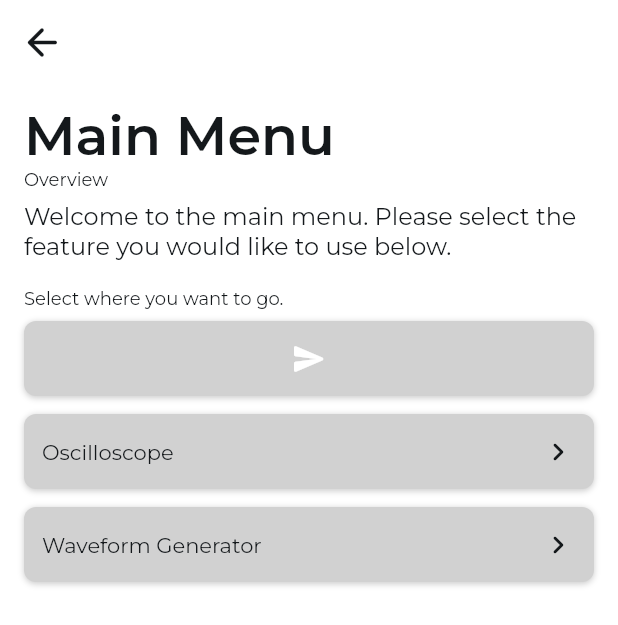
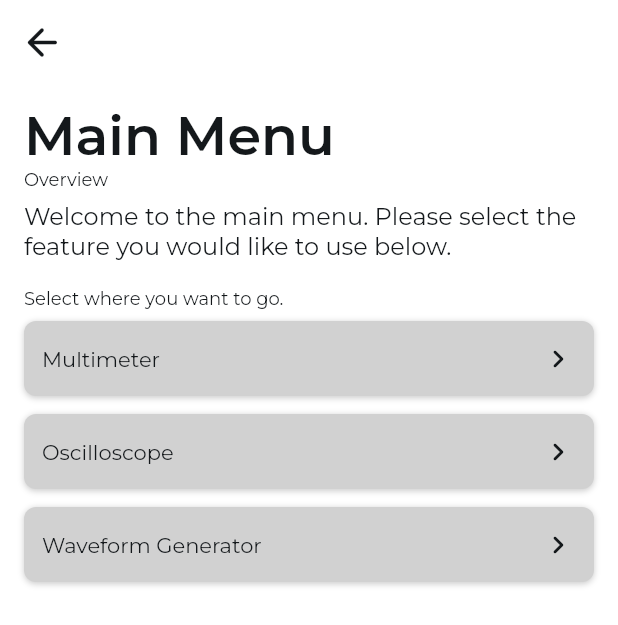
Before and after one commit to l-diazsantini/again, a Flutter app: the MainMenuWidget screen opened by its route, on a phone screen of 412 x 824 dp. Shown: the top 625 px of the screen. Run offline on Flutter 3.47's test engine with Material 3 defaults, Android fonts, the phone set to English and light mode, and no system bars; our stand-ins replace auto_size_text, fl_chart, flutter_animate, flutter_blue_plus, font_awesome_flutter, from_css_color and 6 more; missing offline and left inert: json_path; accounts and stored records are empty.

```diff
--- a/lib/pages/device_list/device_list_widget.dart
+++ b/lib/pages/device_list/device_list_widget.dart
@@ -259,7 +259,7 @@ class _DeviceListWidgetState extends State<DeviceListWidget>
                                                         Colors.transparent,
                                                     onTap: () async {
                                                       context.pushNamed(
-                                                        'MainMenu',
+                                                        'DemoPage',
                                                         queryParameters: {
                                                           'deviceName':
                                                               serializeParam(
@@ -576,7 +576,7 @@ class _DeviceListWidgetState extends State<DeviceListWidget>
                                                         });
 
                                                         context.pushNamed(
-                                                          'MainMenu',
+                                                          'DemoPage',
                                                           queryParameters: {
                                                             'deviceName':
                                                                 serializeParam(
--- a/lib/pages/main_menu/main_menu_widget.dart
+++ b/lib/pages/main_menu/main_menu_widget.dart
@@ -159,46 +159,30 @@ class _MainMenuWidgetState extends State<MainMenuWidget> {
                       ],
                       borderRadius: BorderRadius.circular(8.0),
                     ),
-                    child: FlutterFlowIconButton(
-                      borderColor: Colors.transparent,
-                      borderRadius: 30.0,
-                      buttonSize: double.infinity,
-                      fillColor: FlutterFlowTheme.of(context).accent2,
-                      icon: const Icon(
-                        Icons.send_rounded,
-                        color: Colors.white,
-                        size: 24.0,
-                      ),
-                      showLoadingIndicator: true,
-                      onPressed: () async {
-                        await actions.sendData(
-                          BTDeviceStruct(
-                            name: widget.deviceName,
-                            id: widget.deviceId,
-                            rssi: widget.deviceRssi,
-                          ),
-                          widget.deviceName!,
-                        );
-                        ScaffoldMessenger.of(context).clearSnackBars();
-                        ScaffoldMessenger.of(context).showSnackBar(
-                          SnackBar(
-                            content: Text(
-                              'Data sent to device',
+                    child: Padding(
+                      padding: const EdgeInsets.all(12.0),
+                      child: Row(
+                        mainAxisSize: MainAxisSize.max,
+                        mainAxisAlignment: MainAxisAlignment.spaceBetween,
+                        children: [
+                          Text(
+                            'Multimeter',
                             style: FlutterFlowTheme.of(context)
-                                  .bodyLarge
+                                .labelMedium
                                 .override(
                                   fontFamily: 'Montserrat',
-                                    color: FlutterFlowTheme.of(context)
-                                        .primaryText,
+                                  color:
+                                      FlutterFlowTheme.of(context).primaryText,
                                   letterSpacing: 0.0,
                                 ),
                           ),
-                            duration: const Duration(milliseconds: 2000),
-                            backgroundColor:
-                                FlutterFlowTheme.of(context).success,
+                          Icon(
+                            Icons.chevron_right_rounded,
+                            color: FlutterFlowTheme.of(context).primaryText,
+                            size: 24.0,
                           ),
-                        );
-                      },
+                        ],
+                      ),
                     ),
                   ),
                 ),
```
Lines whose indentation alone changed are shown as unchanged.
